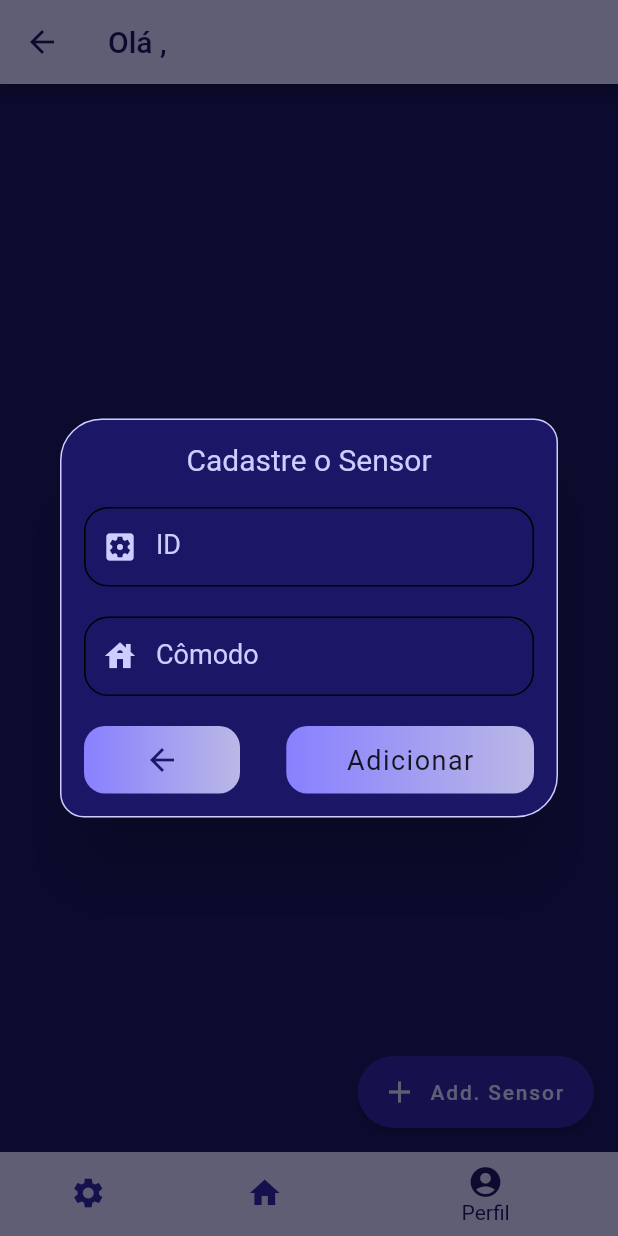
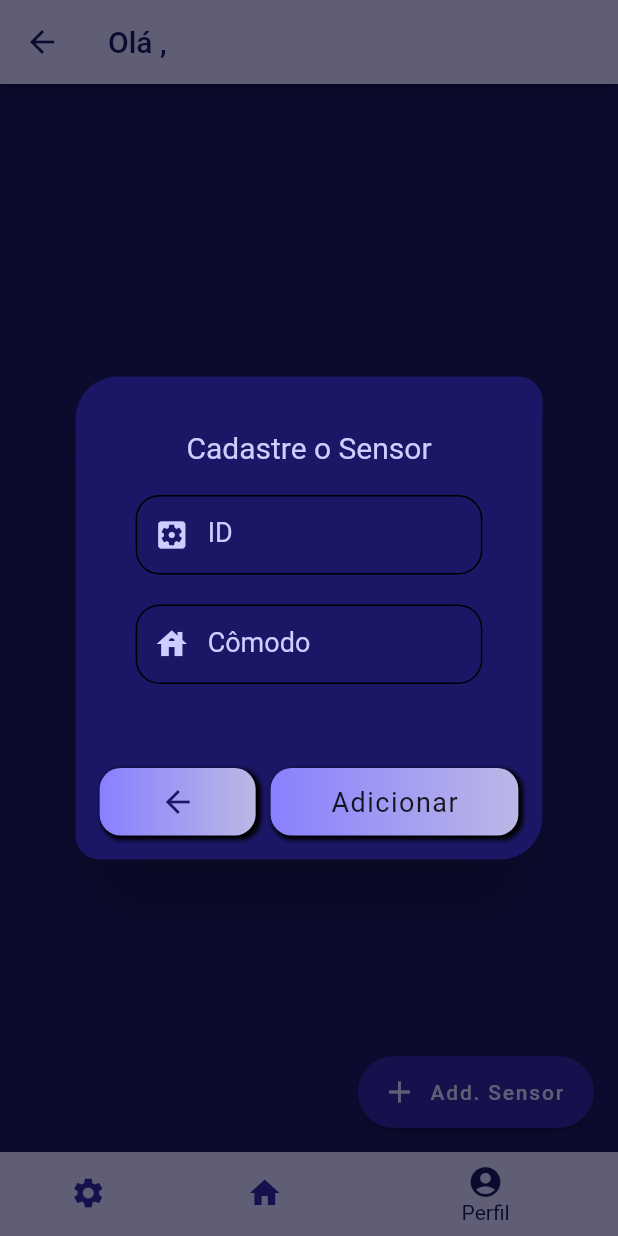
Before and after one commit to niedsonf/ProjetoConsumo, a Flutter app: the Home screen opened directly with empty values, item 3 of the bottom bar chosen, after a tap on "Add. Sensor", on a phone screen of 412 x 824 dp. Run offline on Flutter 3.47's test engine with Material 2 defaults, Android fonts, the phone set to English and light mode, and no system bars; our stand-ins replace cloud_firestore, firebase_auth, firebase_core, flutter_mobx, mobx; missing offline and left inert: cloud_firestore_web, dart:ffi, firebase_auth_web, firebase_core_web; accounts and stored records are empty; generated files the repository leaves out were written again.

Commit message:
add mobxlist

```diff
--- a/lib/home/home.dart
+++ b/lib/home/home.dart
@@ -26,7 +26,7 @@ class _HomeState extends State<Home> with TickerProviderStateMixin {
   @override
   void initState() {
     _addController =
-        AnimationController(vsync: this, duration: Duration(milliseconds: 100));
+        AnimationController(vsync: this, duration: Duration(milliseconds: 500));
     super.initState();
   }
 
@@ -41,6 +41,10 @@ class _HomeState extends State<Home> with TickerProviderStateMixin {
     return Scaffold(
         appBar: AppBar(title: Text("Olá ${_nome},")),
         body: telas[_currentIdx],
+
+
+
+
         floatingActionButtonLocation: FloatingActionButtonLocation.endFloat,
         floatingActionButton: FloatingActionButton.extended(
             onPressed: () =>
--- a/lib/home/homecontent.dart
+++ b/lib/home/homecontent.dart
@@ -1,17 +1,56 @@
+import 'package:cloud_firestore/cloud_firestore.dart';
+import 'package:consumo/mobxcontrollers/sensorlistcontroller.dart';
+import 'package:consumo/utils/firestore.dart';
 import 'package:flutter/material.dart';
+import 'package:flutter_mobx/flutter_mobx.dart';
+import 'package:provider/provider.dart';
 
 class HomeContent extends StatefulWidget {
-  const HomeContent({ Key? key }) : super(key: key);
+  const HomeContent({Key? key}) : super(key: key);
 
   @override
   _HomeContentState createState() => _HomeContentState();
 }
 
 class _HomeContentState extends State<HomeContent> {
+  late SensorListController sensorListController =
+        Provider.of<SensorListController>(context);
+
+  @override
+  void didChangeDependencies() {
+
+    super.didChangeDependencies();
+  }
+
   @override
   Widget build(BuildContext context) {
-    return Container(
+    /*return FutureBuilder(
+      future: Firestore.sensorData("IDSENSOR1"),
+      builder: (_, snapshot) {
+        Map<String, dynamic> sensorMap = snapshot.data as Map<String, dynamic>;
+        return ListTile(
+          title: Text(sensorMap['Hora']),
+        );
+      },
+    );*/
 
-    );
+    return Observer(builder: (_) {
+      return ListView.builder(
+        itemCount: sensorListController.sensorList.length,
+        itemBuilder: (_, idx) {
+          var sensor = sensorListController.sensorList[idx];
+          return FutureBuilder(
+            future: Firestore.sensorData(sensor.id),
+            builder: (_, snapshot) {
+              Map<String, dynamic> sensorMap =
+                  snapshot.data as Map<String, dynamic>;
+              return ListTile(
+                title: Text(sensorMap['Hora']),
+              );
+            },
+          );
+        },
+      );
+   });
   }
 }
--- a/lib/home/widgets/adddialog.dart
+++ b/lib/home/widgets/adddialog.dart
@@ -1,7 +1,11 @@
+// ignore_for_file: prefer_const_constructors
+
 import 'package:consumo/login/widgets/formbuttonstyle.dart';
-import 'package:consumo/login/widgets/forminput.dart';
+import 'package:consumo/mobxcontrollers/sensorlistcontroller.dart';
 import 'package:consumo/themes/customtheme.dart';
+import 'package:consumo/utils/auth.dart';
 import 'package:flutter/material.dart';
+import 'package:provider/provider.dart';
 
 class AddDialog extends StatefulWidget {
   late Animation<double> _scaleDialog;
@@ -10,10 +14,10 @@ class AddDialog extends StatefulWidget {
   AddDialog({Key? key, required this.AController})
       : _scaleDialog = CurvedAnimation(
             parent: AController,
-            curve: Interval(0, 0.5, curve: Curves.fastOutSlowIn)),
+            curve: Interval(0, 0.7, curve: Curves.fastOutSlowIn)),
         _fadeContent = CurvedAnimation(
             parent: AController,
-            curve: Interval(0.2, 1, curve: Curves.easeOutQuad)),
+            curve: Interval(0.5, 1, curve: Curves.easeOutQuad)),
         super(key: key);
 
   @override
@@ -21,8 +25,8 @@ class AddDialog extends StatefulWidget {
 }
 
 class _AddDialogState extends State<AddDialog> {
-  TextEditingController _id = TextEditingController();
-  TextEditingController _name = TextEditingController();
+  late SensorListController sensorListController =
+      Provider.of<SensorListController>(context, listen: false);
 
   @override
   void initState() {
@@ -42,18 +46,15 @@ class _AddDialogState extends State<AddDialog> {
       data: CustomTheme.darkMode,
       child: ScaleTransition(
         scale: widget._scaleDialog,
-        child: Dialog(
+        child: AlertDialog(
             backgroundColor: Color(0xFF1B1766),
             shape: RoundedRectangleBorder(
-              side: BorderSide(
-                color: Color(0xFFCFCCFF),
-              ),
                 borderRadius: BorderRadius.only(
                     topRight: Radius.circular(16),
                     bottomLeft: Radius.circular(16),
                     topLeft: Radius.circular(28),
                     bottomRight: Radius.circular(28))),
-          child: Container(
+            content: Container(
               padding: EdgeInsets.all(16),
               child: FadeTransition(
                 opacity: widget._fadeContent,
@@ -62,22 +63,36 @@ class _AddDialogState extends State<AddDialog> {
                   mainAxisAlignment: MainAxisAlignment.center,
                   children: [
                     Text("Cadastre o Sensor",
-                      style: TextStyle(fontSize: 20, color: Color(0xFFCFCCFF))),
+                        style:
+                            TextStyle(fontSize: 20, color: Color(0xFFCFCCFF))),
                     SizedBox(height: 20),
-                  FormInput(
-                      controller: _id,
-                      icon: Icon(Icons.settings_applications,
-                          color: Color(0xFFCFCCFF)),
-                      isPass: false,
-                      name: "ID"),
+                    TextField(
+                        onChanged: (value) => sensorListController.setID(value),
+                        style:
+                            TextStyle(fontSize: 18, color: Color(0xFFCFCCFF)),
+                        decoration: InputDecoration(
+                            labelText: "ID",
+                            prefixIcon: Icon(Icons.settings_applications,
+                                color: Color(0xFFCFCCFF)))),
                     SizedBox(height: 20),
-                  FormInput(
-                      controller: _name,
-                      icon: Icon(Icons.house, color: Color(0xFFCFCCFF)),
-                      isPass: false,
-                      name: "Cômodo"),
-                  SizedBox(height: 20),
-                  Row(
+                    TextField(
+                        onChanged: (value) =>
+                            sensorListController.setComodo(value),
+                        style:
+                            TextStyle(fontSize: 18, color: Color(0xFFCFCCFF)),
+                        decoration: InputDecoration(
+                            labelText: "Cômodo",
+                            prefixIcon:
+                                Icon(Icons.house, color: Color(0xFFCFCCFF)))),
+                  ],
+                ),
+              ),
+            ),
+            actions: [
+              Padding(
+                padding: const EdgeInsets.all(8.0),
+                child: Row(
+                  mainAxisSize: MainAxisSize.min,
                   mainAxisAlignment: MainAxisAlignment.spaceBetween,
                   children: [
                     InkWell(
@@ -89,21 +104,22 @@ class _AddDialogState extends State<AddDialog> {
                         color: Color(0xFF1B1766),
                       )),
                     ),
-                      SizedBox(width: 10),
+                    SizedBox(
+                      width: 10,
+                    ),
                     InkWell(
-                        onTap: () {},
+                      onTap: () {
+                        sensorListController.addSensor();
+                      },
                       child: FormButtonStyle(
                           content: Text("Adicionar",
                               style:
                                   TextStyle(fontSize: 18, letterSpacing: 1))),
                     ),
                   ],
+                ),
               )
-                ],
-              ),
-            ),
-          ),
-        ),
+            ]),
       ),
     );
   }
--- a/lib/login/widgets/formbuttonstyle.dart
+++ b/lib/login/widgets/formbuttonstyle.dart
@@ -19,6 +19,11 @@ class _FormButtonStyleState extends State<FormButtonStyle> {
       height: 45,
       alignment: Alignment.center,
       decoration: const BoxDecoration(
+          boxShadow: [
+            BoxShadow(
+              offset: Offset(2, 2),
+                color: Colors.black, blurRadius: 2, spreadRadius: 1)
+          ],
           gradient:
               LinearGradient(colors: [Color(0xFF8880FF), Color(0xFFBBB8E6)]),
           borderRadius: BorderRadius.all(Radius.circular(14))),
--- a/lib/login/widgets/forminput.dart
+++ b/lib/login/widgets/forminput.dart
@@ -5,6 +5,7 @@ class FormInput extends StatefulWidget {
   final String name;
   final Icon icon;
   final bool isPass;
+
   const FormInput(
       {Key? key,
       required this.controller,
--- a/lib/login/widgets/formlabel.dart
+++ b/lib/login/widgets/formlabel.dart
@@ -16,7 +16,8 @@ class LabelForm extends StatelessWidget {
           color: Color(0xFF1B1766),
           boxShadow: [
             BoxShadow(
-                color: Color(0xFF1B1766), blurRadius: 4, spreadRadius: 1)
+              offset: Offset(2, 2),
+                color: Colors.black, blurRadius: 2, spreadRadius: 1)
           ]),
       child: form,
     );
--- a/lib/utils/firestore.dart
+++ b/lib/utils/firestore.dart
@@ -9,4 +9,30 @@ class Firestore {
     final String id = FirebaseAuth.instance.currentUser!.uid;
     return await db.collection("users").doc(id).get();
   }
+
+  /*static Future<bool> isValidID(String id) async {
+    FirebaseFirestore db = FirebaseFirestore.instance;
+    var data;
+    await db
+        .collection("sensores")
+        .doc(id)
+        .get()
+        .then((value) => data = value.data());
+    if (data != null) {
+      return true;
+    } else {
+      return false;
+    }
+  }*/
+
+  static Future<Map<String, dynamic>?> sensorData(String id) async {
+    FirebaseFirestore db = FirebaseFirestore.instance;
+
+    var data = await db.collection("sensores").doc(id).get();
+    if (data.exists) {
+      return data.data();
+    } else {
+      return null;
+    }
+  }
 }
--- a/pubspec.yaml
+++ b/pubspec.yaml
@@ -38,11 +38,16 @@ dependencies:
   firebase_auth: ^3.3.0
   cloud_firestore: ^3.1.1
   firebase: ^9.0.2
+  mobx: ^2.0.5
+  flutter_mobx: ^2.0.2
+  provider: ^6.0.1
 
 dev_dependencies:
   flutter_test:
     sdk: flutter
 
+  mobx_codegen: ^2.0.4
+  build_runner: ^2.1.5
   # The "flutter_lints" package below contains a set of recommended lints to
   # encourage good coding practices. The lint set provided by the package is
   # activated in the `analysis_options.yaml` file located at the root of your
```
Also changed, not shown: lib/login/widgets/formregister.dart (+12 -2 lines), lib/main.dart (+14 -6 lines), lib/mobxcontrollers/sensorcontroller.dart (added, +14 -0 lines), lib/mobxcontrollers/sensorlistcontroller.dart (added, +37 -0 lines), lib/mobxcontrollers/sensorcontroller.g.dart (added), lib/mobxcontrollers/sensorlistcontroller.g.dart (added), 1 other file. Lines whose indentation alone changed are shown as unchanged.
